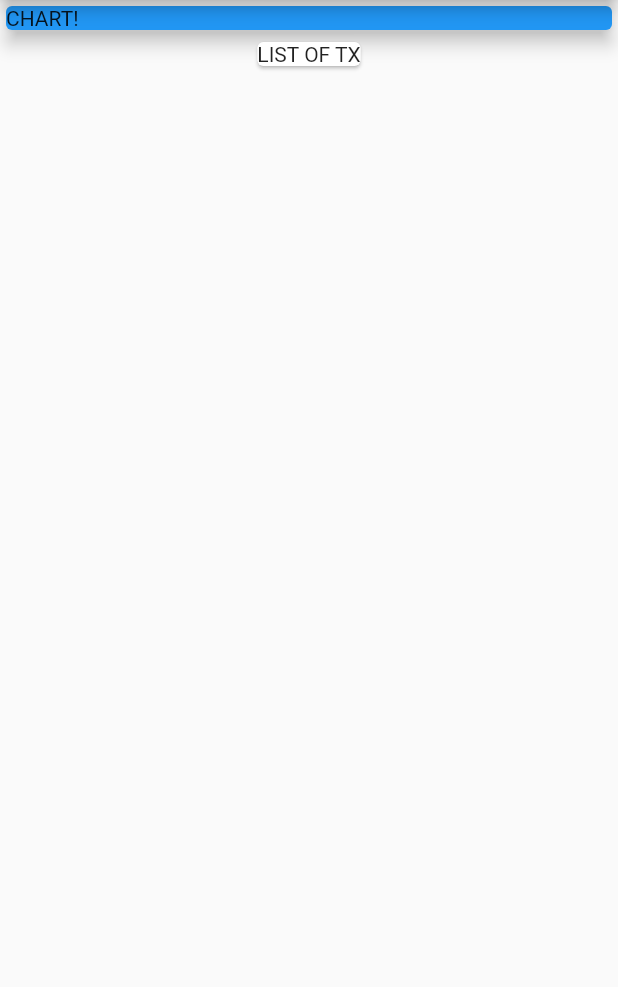
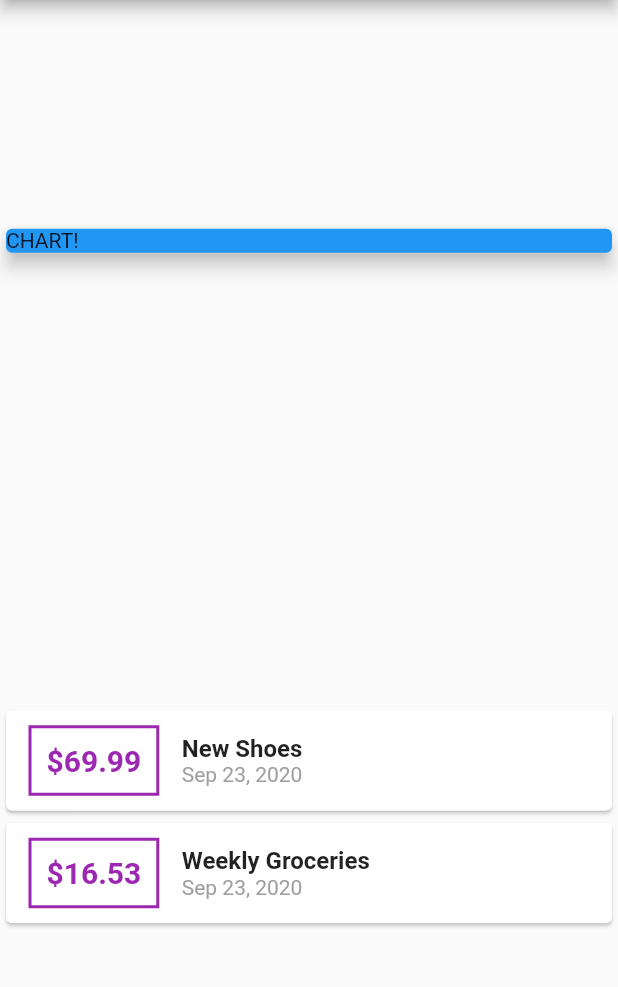
Before and after one commit to Sahak1994/personal_expenses, a Flutter app: the screen it shows after launch, on a phone screen of 412 x 824 dp, the part 84-1071 px from its top. Run offline on Flutter 3.47's test engine with Material 2 defaults, Android fonts, the phone set to English and light mode, and no system bars.

Commit message:
create transaction model, style dummy transaction list

```diff
--- a/lib/main.dart
+++ b/lib/main.dart
@@ -1,11 +1,12 @@
 import 'package:flutter/material.dart';
+import 'package:intl/intl.dart';
 
-void main() {
-  runApp(MyApp());
-}
+// Models
+import 'package:personal_expenses/transaction.dart';
+
+void main() => runApp(MyApp());
 
 class MyApp extends StatelessWidget {
-  // This widget is the root of your application.
   @override
   Widget build(BuildContext context) {
     return MaterialApp(
@@ -15,12 +16,27 @@ class MyApp extends StatelessWidget {
         primarySwatch: Colors.blue,
         visualDensity: VisualDensity.adaptivePlatformDensity,
       ),
-      home: Home(),
+      home: MyHomePage(),
     );
   }
 }
 
-class Home extends StatelessWidget {
+class MyHomePage extends StatelessWidget {
+  final List<Transaction> _transactions = [
+    Transaction(
+      id: 't1',
+      title: 'New Shoes',
+      amount: 69.99,
+      date: DateTime.now(),
+    ),
+    Transaction(
+      id: 't2',
+      title: 'Weekly Groceries',
+      amount: 16.53,
+      date: DateTime.now(),
+    ),
+  ];
+
   @override
   Widget build(BuildContext context) {
     return Scaffold(
@@ -28,7 +44,8 @@ class Home extends StatelessWidget {
         title: Text('Personal Expenses')
       ),
       body: Column(
-        children: [
+        mainAxisAlignment: MainAxisAlignment.spaceAround,
+        children: <Widget>[
           Container(
             width: double.infinity,
             child: Card(
@@ -37,8 +54,48 @@ class Home extends StatelessWidget {
               elevation: 5.0,
             ),
           ),
-          Card(
-            child: Text('LIST OF TX'),
+          Column(
+            children: _transactions.map((tx) {
+              return Card(
+                child: Row(
+                  children: <Widget>[
+                    Container(
+                      margin: EdgeInsets.symmetric(vertical: 10.0, horizontal: 15.0),
+                      padding: EdgeInsets.all(10.0),
+                      decoration: BoxDecoration(
+                        border: Border.all(width: 2.0, color: Colors.purple)
+                      ),
+                      child: Text(
+                        '\$${tx.amount}',
+                        style: TextStyle(
+                          fontWeight: FontWeight.bold,
+                          fontSize: 20.0,
+                          color: Colors.purple,
+                        ),
+                      ),
+                    ),
+                    Column(
+                      crossAxisAlignment: CrossAxisAlignment.start,
+                      children: <Widget>[
+                        Text(
+                          tx.title,
+                          style: TextStyle(
+                            fontWeight: FontWeight.bold,
+                            fontSize: 16.0,
+                          ),
+                        ),
+                        Text(
+                          DateFormat.yMMMd().format(tx.date),
+                          style: TextStyle(
+                            color: Colors.grey,
+                          ),
+                        ),
+                      ],
+                    ),
+                  ],
+                ),
+              );
+            }).toList(),
           )
         ],
       ),
--- /dev/null
+++ b/lib/transaction.dart
@@ -0,0 +1,15 @@
+import 'package:flutter/foundation.dart';
+
+class Transaction {
+  final String id;
+  final String title;
+  final double amount;
+  final DateTime date;
+
+  const Transaction({
+    @required this.id,
+    @required this.title,
+    @required this.amount,
+    @required this.date
+  });
+}
--- a/pubspec.yaml
+++ b/pubspec.yaml
@@ -23,6 +23,7 @@ environment:
 dependencies:
   flutter:
     sdk: flutter
+  intl: ^0.16.1
 
 
   # The following adds the Cupertino Icons font to your application.
```
Also changed, not shown: pubspec.lock.
